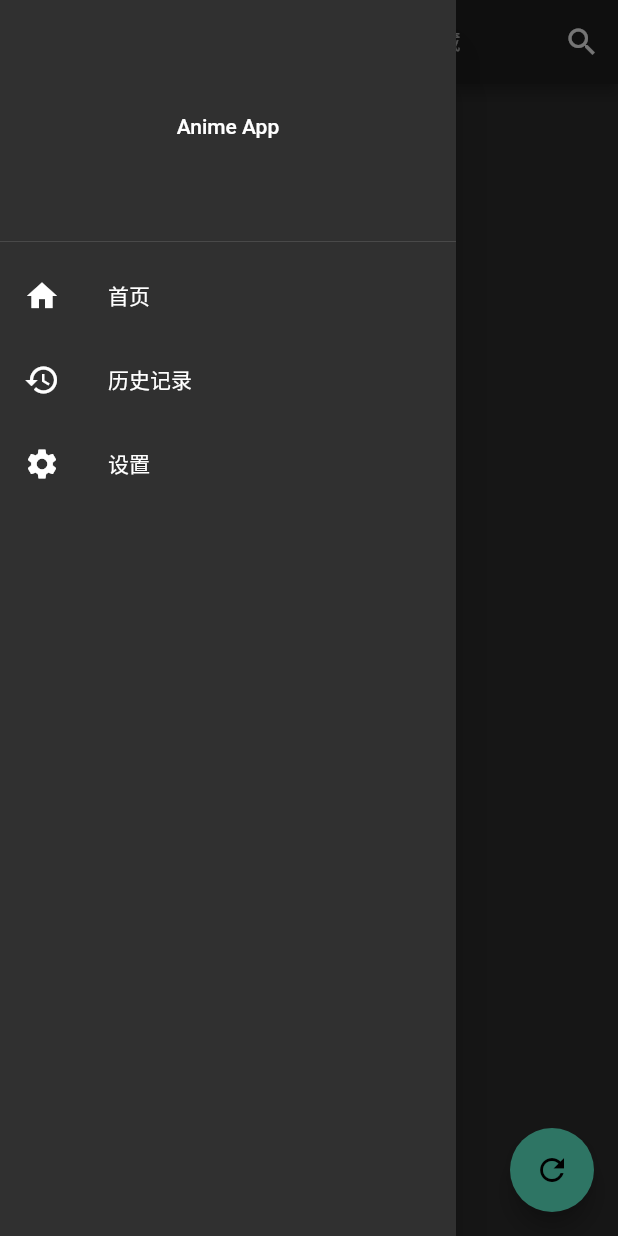
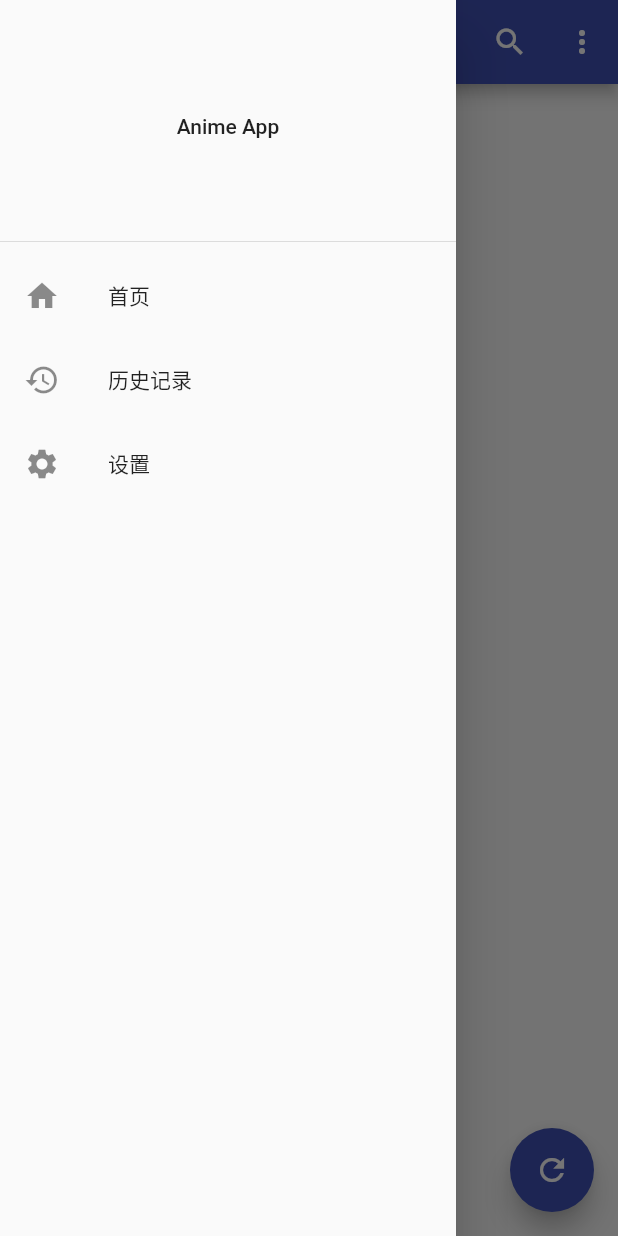
Before and after one commit to onion878/anime_app, a Flutter app: the screen it shows after launch, with the side drawer open, on a phone screen of 412 x 824 dp. Run offline on Flutter 3.47's test engine with Material 2 defaults, Android fonts, the phone set to English and light mode, and no system bars; our stand-ins replace chewie, dio, dynamic_theme, flutter_easyrefresh, fluttertoast, sqflite and 1 more; missing offline and left inert: easy_alert, screen; accounts and stored records are empty; Roboto replaces fonts that are missing (Montserrat); statements that could not run were skipped.

Commit message:
add some function

```diff
--- /dev/null
+++ b/lib/Choice.dart
@@ -0,0 +1,13 @@
+import 'package:flutter/material.dart';
+
+class Choice {
+  const Choice({this.title, this.icon});
+
+  final String title;
+  final IconData icon;
+}
+
+const List<Choice> choices = const <Choice>[
+  const Choice(title: 'Light', icon: Icons.brightness_1),
+  const Choice(title: 'Dark', icon: Icons.brightness_3),
+];
--- a/lib/main.dart
+++ b/lib/main.dart
@@ -1,5 +1,6 @@
 import 'package:flutter/material.dart';
 import 'Home.dart';
+import 'package:dynamic_theme/dynamic_theme.dart';
 import 'package:easy_alert/easy_alert.dart';
 
 void main() => runApp(new AlertProvider(
@@ -11,24 +12,18 @@ class MyApp extends StatelessWidget {
   // This widget is the root of your application.
   @override
   Widget build(BuildContext context) {
+    return new DynamicTheme(
+        defaultBrightness: Brightness.light,
+        data: (brightness) => new ThemeData(
+              primarySwatch: Colors.indigo,
+              brightness: brightness,
+            ),
+        themedWidgetBuilder: (context, theme) {
           return new MaterialApp(
-      title: 'AnimeAppn',
-      theme: ThemeData(
-        // Define the default Brightness and Colors
-        brightness: Brightness.dark,
-
-        // Define the default Font Family
-        fontFamily: 'Montserrat',
-
-        // Define the default TextTheme. Use this to specify the default
-        // text styling for headlines, titles, bodies of text, and more.
-        textTheme: TextTheme(
-          headline: TextStyle(fontSize: 72.0, fontWeight: FontWeight.bold),
-          title: TextStyle(fontSize: 30.0, fontStyle: FontStyle.normal),
-          body1: TextStyle(fontSize: 14.0, fontFamily: 'Hind'),
-        ),
-      ),
+            title: 'AnimeApp',
+            theme: theme,
             home: new Home(),
           );
+        });
   }
 }
--- a/pubspec.yaml
+++ b/pubspec.yaml
@@ -21,11 +21,13 @@ dependencies:
   cupertino_icons: ^0.1.2
   dio: ^1.0.6
   flutter_easyrefresh: ^1.2.1
-  chewie: ^0.8.0
+  chewie: ^0.9.7
   fluttertoast: ^2.0.9
   flutter_search_bar: ^2.0.7
   sqflite: ^0.12.2+1
   easy_alert: ^0.0.2
+  screen: ^0.0.5
+  dynamic_theme: ^1.0.0
 dev_dependencies:
   flutter_test:
     sdk: flutter
```
Also changed, not shown: lib/Chapter.dart (+42 -37 lines), lib/Home.dart (+44 -0 lines), lib/Setting.dart (+17 -1 lines), pubspec.lock. Lines whose indentation alone changed are shown as unchanged.
